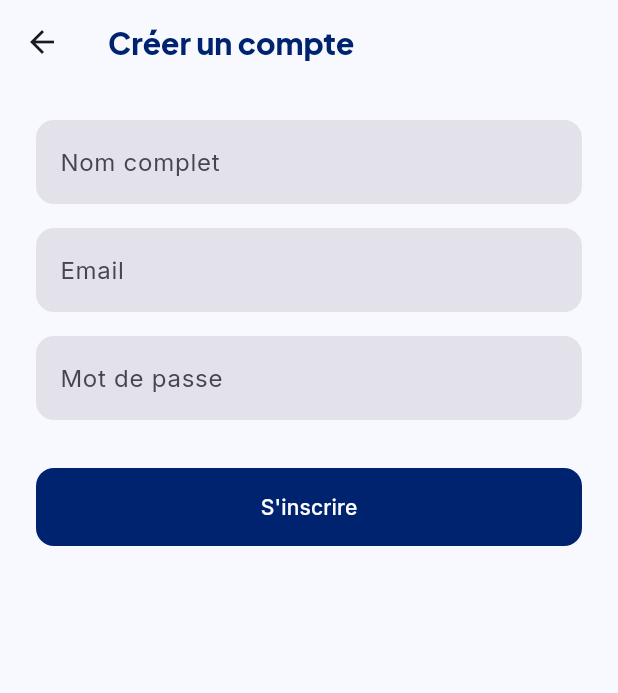
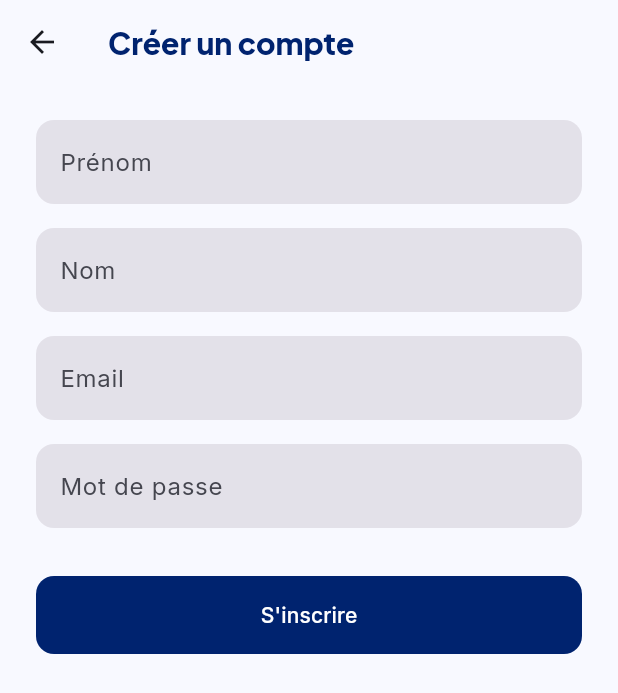
Before and after one commit to Oumrane-Echidmi/EST-Clubs-v-nements, a Flutter app: the screen it shows after launch, after a tap on "Passer", after a tap on "Créer un compte", on a phone screen of 412 x 824 dp. Shown: the top 693 px of the screen. Run offline on Flutter 3.47's test engine with Material 3 defaults, Android fonts, the phone set to English and light mode, and no system bars; our stand-ins replace cached_network_image, dio, flutter_riverpod, flutter_secure_storage, go_router, image_picker and 2 more; missing offline and left inert: add_2_calendar; network calls fail.

Commit message:
fix(mobile): align models and requests with published API contract (names, canRegister, tabs, home, dashboard)
Co-Authored-By: Claude Sonnet 5.5 <noreply@anthropic.com>

```diff
--- a/mobile/lib/core/widgets/event_widgets.dart
+++ b/mobile/lib/core/widgets/event_widgets.dart
@@ -198,7 +198,7 @@ class HeroEventCard extends ConsumerWidget {
   @override
   Widget build(BuildContext context, WidgetRef ref) {
     final now = ref.watch(tickerProvider).value ?? DateTime.now().toUtc();
-    final open = event.registrationState.canRegister;
+    final open = event.canRegister;
     return Card(
       clipBehavior: Clip.antiAlias,
       child: InkWell(
--- a/mobile/lib/features/auth/presentation/auth_forms.dart
+++ b/mobile/lib/features/auth/presentation/auth_forms.dart
@@ -99,7 +99,8 @@ class RegisterScreen extends ConsumerStatefulWidget {
 
 class _RegisterState extends ConsumerState<RegisterScreen> {
   final _key = GlobalKey<FormState>();
-  final _name = TextEditingController();
+  final _first = TextEditingController();
+  final _last = TextEditingController();
   final _email = TextEditingController();
   final _pass = TextEditingController();
 
@@ -110,10 +111,15 @@ class _RegisterState extends ConsumerState<RegisterScreen> {
         submitLabel: "S'inscrire",
         fields: [
           TextFormField(
-              controller: _name,
-              decoration: const InputDecoration(labelText: 'Nom complet'),
+              controller: _first,
+              decoration: const InputDecoration(labelText: 'Prénom'),
               validator: (v) =>
-                  (v == null || v.trim().length < 2) ? 'Nom requis' : null),
+                  (v == null || v.trim().isEmpty) ? 'Prénom requis' : null),
+          TextFormField(
+              controller: _last,
+              decoration: const InputDecoration(labelText: 'Nom'),
+              validator: (v) =>
+                  (v == null || v.trim().isEmpty) ? 'Nom requis' : null),
           TextFormField(
               controller: _email,
               keyboardType: TextInputType.emailAddress,
@@ -127,7 +133,8 @@ class _RegisterState extends ConsumerState<RegisterScreen> {
         ],
         onSubmit: () async {
           final repo = ref.read(authRepositoryProvider);
-          await repo.register(_name.text.trim(), _email.text.trim(), _pass.text);
+          await repo.register(
+              _first.text.trim(), _last.text.trim(), _email.text.trim(), _pass.text);
           // Sign in right away so the user lands on their home screen.
           await ref
               .read(authStateProvider.notifier)
--- a/mobile/lib/features/club_admin/data/club_admin_repository.dart
+++ b/mobile/lib/features/club_admin/data/club_admin_repository.dart
@@ -59,7 +59,7 @@ class Registrant {
   factory Registrant.fromJson(Map<String, dynamic> j) {
     final u = ((j['user'] ?? j['student'] ?? {}) as Map).cast<String, dynamic>();
     return Registrant('${j['id']}', '${j['status']}',
-        '${u['fullName'] ?? u['name'] ?? ''}', '${u['email'] ?? ''}');
+        '${u['firstName'] ?? ''} ${u['lastName'] ?? ''}'.trim(), '${u['email'] ?? ''}');
   }
 }
 
--- a/mobile/lib/features/clubs/data/clubs_repository.dart
+++ b/mobile/lib/features/clubs/data/clubs_repository.dart
@@ -15,7 +15,7 @@ class Club {
     this.tags = const [],
   });
 
-  /// ASSUMED optional fields (verify with openapi): memberCount, tags[].
+  /// memberCount comes from `_count.members`; the API has no tags field.
   final int? memberCount;
   final List<String> tags;
   final String id;
@@ -31,8 +31,8 @@ class Club {
         description: j['description'] as String?,
         logoUrl: j['logoUrl'] as String?,
         category: j['category'] as String?,
-        isFollowing: j['isFollowing'] as bool? ?? false,
-        memberCount: (j['memberCount'] ?? j['membersCount']) as int?,
+        isFollowing: j['isFollowed'] as bool? ?? false,
+        memberCount: (j['_count'] is Map) ? (j['_count'] as Map)['members'] as int? : null,
         tags: ((j['tags'] ?? const []) as List).map((t) => '$t').toList(),
       );
 }
--- a/mobile/lib/features/events/data/events_repository.dart
+++ b/mobile/lib/features/events/data/events_repository.dart
@@ -49,8 +49,9 @@ class EventsRepository {
   Future<void> cancel(String registrationId) =>
       guarded(() => _dio.delete('/registrations/$registrationId'));
 
-  Future<Paged<Registration>> myRegistrations(int page) =>
-      fetchPaged(_dio, '/me/registrations', Registration.fromJson, page: page);
+  Future<Paged<Registration>> myRegistrations(int page, String tab) => fetchPaged(
+      _dio, '/me/registrations', Registration.fromJson,
+      page: page, query: {'tab': tab});
 }
 
 final eventsRepositoryProvider =
--- a/mobile/lib/features/home/presentation/home_tab.dart
+++ b/mobile/lib/features/home/presentation/home_tab.dart
@@ -10,8 +10,7 @@ import '../../clubs/data/clubs_repository.dart';
 import '../../clubs/presentation/clubs_screens.dart';
 import '../../events/domain/event.dart';
 
-/// GET /home. Section names are assumptions: upcomingEvents, featuredClubs,
-/// announcements[{id,title}] (see docs/TASKS.md).
+/// GET /home: each section is { data: [...], meta } (see docs/API.md).
 class HomeData {
   HomeData(this.events, this.clubs, this.announcements);
   final List<Event> events;
@@ -20,7 +19,7 @@ class HomeData {
 
   factory HomeData.fromJson(Map<String, dynamic> j) {
     List<T> list<T>(String k, T Function(Map<String, dynamic>) f) =>
-        ((j[k] ?? []) as List).cast<Map<String, dynamic>>().map(f).toList();
+        (((j[k] as Map?)?['data'] ?? []) as List).cast<Map<String, dynamic>>().map(f).toList();
     return HomeData(
       list('upcomingEvents', Event.fromJson),
       list('featuredClubs', Club.fromJson),
```
Also changed, not shown: mobile/lib/features/auth/data/auth_repository.dart (+16 -6 lines), mobile/lib/features/events/domain/event.dart (+11 -3 lines), mobile/lib/features/events/presentation/events_screens.dart (+7 -9 lines), mobile/lib/features/profile/profile.dart (+17 -12 lines), mobile/lib/features/super_admin/super_admin.dart (+6 -6 lines), 2 other files.
